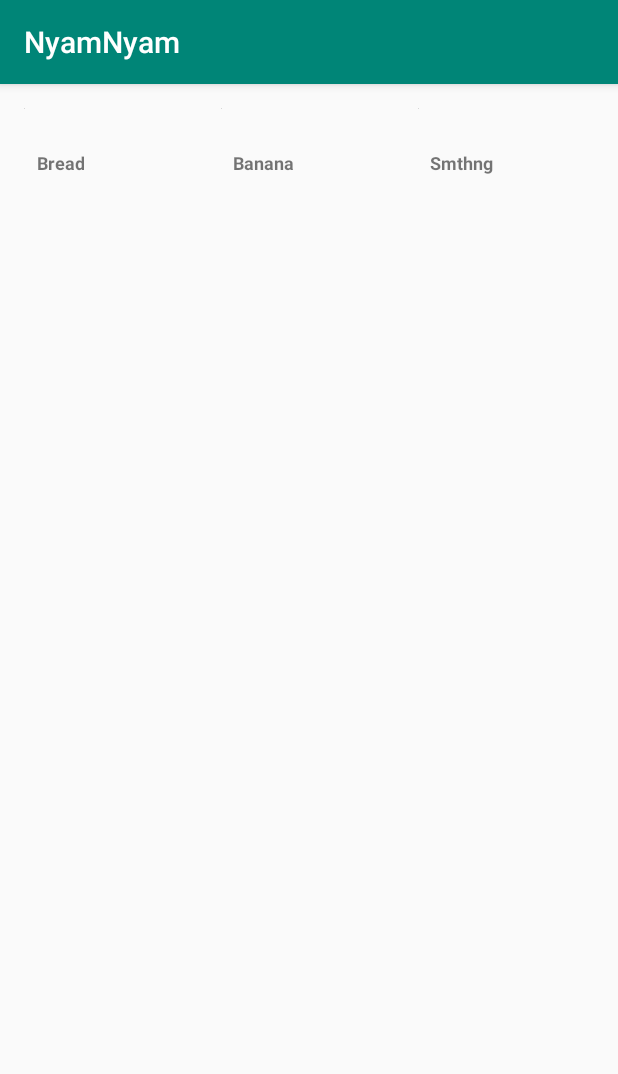
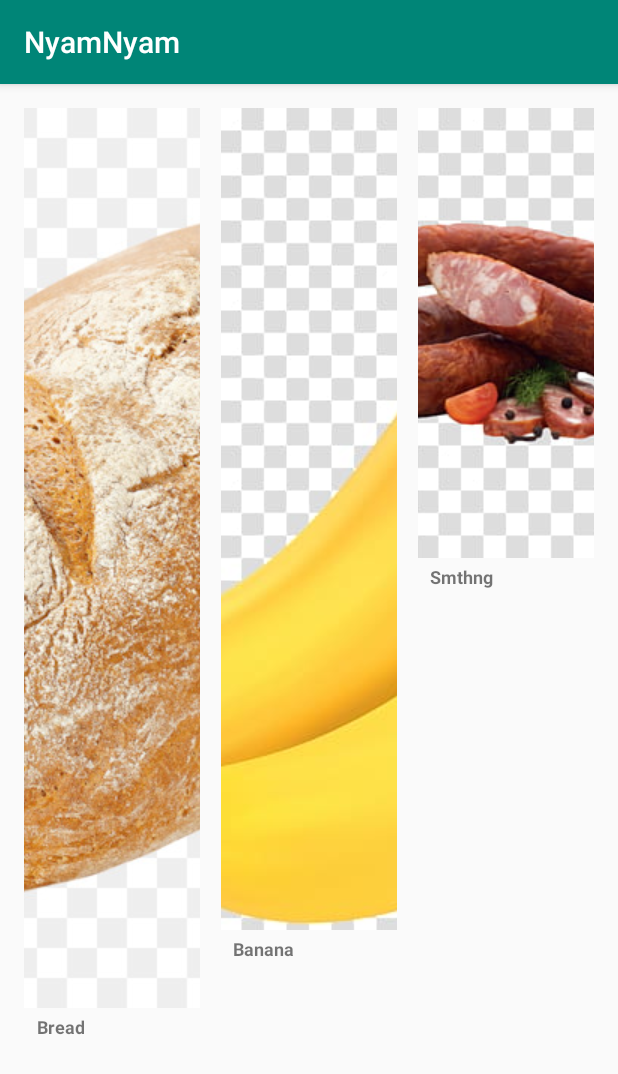
Before and after one commit to danil2009-97/NyamNyam, an Android app: the screen it shows after launch (MainActivity), on a phone screen of 412 x 824 dp. Shown: the top 1074 px of the screen. Run offline under Robolectric (Android 15) with nearby library versions, the phone set to English and light mode, and no system bars; pictures from the network do not load.

Commit message:
With pictures

```diff
--- a/app/src/main/java/HSE/MobileDev/NyamNyam/Database/Model/Product.java
+++ b/app/src/main/java/HSE/MobileDev/NyamNyam/Database/Model/Product.java
@@ -5,16 +5,14 @@ import java.util.List;
 public class Product {
     private int id;
     private String name;
-    private String imageSource;
+    private final int imageResource;
     private boolean isAvailable;
 
-    public Product() {
-    }
 
-    public Product(int id, String name,String imageSource,boolean isAvailable ) {
+    public Product(int id, String name,int imageResource,boolean isAvailable ) {
         this.id = id;
         this.name = name;
-        this.imageSource = imageSource;
+        this.imageResource = imageResource;
         this.isAvailable = isAvailable;
     }
 
@@ -38,13 +36,13 @@ public class Product {
         this.name = name;
     }
 
-    public String getImageSource() {
-        return imageSource;
+    public int getImageResource() {
+        return imageResource;
     }
 
-    public void setImageSource(String imageSource) {
+   /* public void setImageSource(String imageSource) {
         this.imageSource = imageSource;
-    }
+    }*/
 
 
 }
--- a/app/src/main/java/HSE/MobileDev/NyamNyam/Views/MainActivity.java
+++ b/app/src/main/java/HSE/MobileDev/NyamNyam/Views/MainActivity.java
@@ -26,11 +26,11 @@ public class MainActivity extends AppCompatActivity {
 
     private ArrayList<Product> products = new ArrayList<Product>(
             Arrays.asList(
-                    new Product(0,"Bread","https://c7.hotpng.com/preview/575/426/540/cooking-banana-clip-art-banana.jpg",
+                    new Product(0,"Bread",R.drawable.bread,
                     true),
-                    new Product(1,"Banana","https://c7.hotpng.com/preview/322/96/938/thuringian-sausage-bratwurst-liverwurst-pelmeni-sausage-thumbnail.jpg",
+                    new Product(1,"Banana",R.drawable.banana,
                     true),
-                    new Product(2,"Smthng","https://img2.freepng.ru/20181123/rx/kisspng-graham-bread-sourdough-bakery-small-bread-5bf8277eaad716.3975945715429896946998.jpg",
+                    new Product(2,"Smthng",R.drawable.sausage,
                     true)
                 ));
 
--- a/app/src/main/java/HSE/MobileDev/NyamNyam/Views/ProductsAdapter.java
+++ b/app/src/main/java/HSE/MobileDev/NyamNyam/Views/ProductsAdapter.java
@@ -7,8 +7,6 @@ import android.view.ViewGroup;
 import android.widget.BaseAdapter;
 import android.widget.ImageView;
 import android.widget.TextView;
-
-import com.squareup.picasso.Picasso;
 
 import java.util.List;
 
@@ -54,15 +52,17 @@ public class ProductsAdapter extends BaseAdapter {
             final LayoutInflater layoutInflater = LayoutInflater.from(mContext);
             convertView = layoutInflater.inflate(R.layout.linearlayout_product, null);
 
-            final ImageView imageViewCoverArt = (ImageView)convertView.findViewById(R.id.imageview_product);
-            final TextView nameTextView = (TextView)convertView.findViewById(R.id.textview_product_name);
+            final ImageView imageViewCoverArt = (ImageView)convertView.findViewById(R.id.imageViewCoverArt);
+            final TextView nameTextView = (TextView)convertView.findViewById(R.id.nameTextView);
 
             final ViewHolder viewHolder = new ViewHolder(nameTextView, imageViewCoverArt);
             convertView.setTag(viewHolder);
+
         }
 
         final ViewHolder viewHolder = (ViewHolder)convertView.getTag();
-        Picasso.get().load(product.getImageSource()).into(viewHolder.imageViewCoverArt);
+        viewHolder.imageViewCoverArt.setImageResource(product.getImageResource());
+        //Picasso.get().load(product.getImageResource()).into(viewHolder.imageViewCoverArt);
         viewHolder.nameTextView.setText(product.getName());
 
         return convertView;
--- a/app/src/main/res/layout/linearlayout_product.xml
+++ b/app/src/main/res/layout/linearlayout_product.xml
@@ -10,7 +10,7 @@
         android:layout_height="wrap_content">
 
         <ImageView
-            android:id="@+id/imageview_product"
+            android:id="@+id/imageViewCoverArt"
             android:layout_width="wrap_content"
             android:layout_height="wrap_content"
             android:scaleType="centerCrop"/>
@@ -24,7 +24,7 @@
     </FrameLayout>
 
     <TextView
-        android:id="@+id/textview_product_name"
+        android:id="@+id/nameTextView"
         android:layout_width="wrap_content"
         android:layout_height="wrap_content"
         android:textSize="12sp"
```
Also changed, not shown: app/src/main/res/drawable/banana.jpg (added), app/src/main/res/drawable/bread.jpg (added), app/src/main/res/drawable/sausage.jpg (added).
